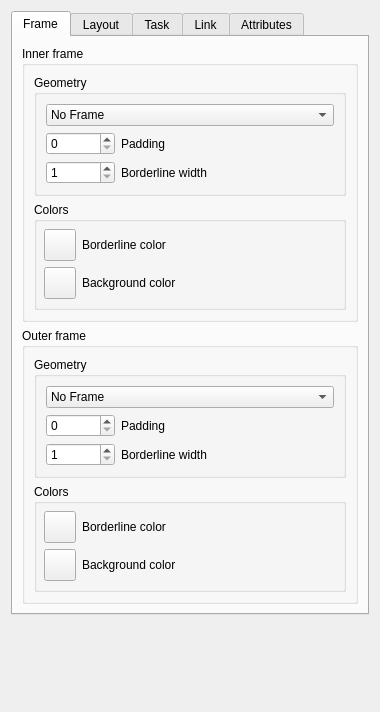
Old version of the form forms/branchpropeditor.ui in the repository insilmaril/vym.
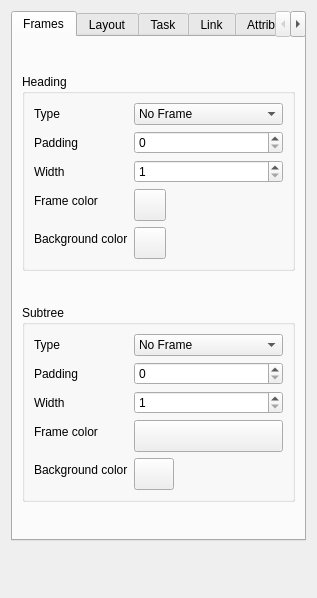
New version of the form.

Commit message: Cleaned up dialog for frames properties

```diff
--- a/forms/branchpropeditor.ui
+++ b/forms/branchpropeditor.ui
@@ -6,8 +6,8 @@
    <rect>
     <x>0</x>
     <y>0</y>
-    <width>380</width>
-    <height>712</height>
+    <width>317</width>
+    <height>598</height>
    </rect>
   </property>
   <property name="sizePolicy">
@@ -19,7 +19,7 @@
   <property name="windowTitle">
    <string>Branch Property Editor</string>
   </property>
-  <layout class="QVBoxLayout" name="verticalLayout_12">
+  <layout class="QVBoxLayout" name="verticalLayout_9">
    <item>
     <widget class="QTabWidget" name="tabWidget">
      <property name="currentIndex">
@@ -33,29 +33,85 @@
        </size>
       </property>
       <attribute name="title">
-       <string>Frame</string>
+       <string>Frames</string>
       </attribute>
-      <layout class="QVBoxLayout" name="verticalLayout_11">
+      <layout class="QVBoxLayout" name="verticalLayout_10">
        <item>
         <widget class="QGroupBox" name="innerFrameGroupBox">
+         <property name="sizePolicy">
+          <sizepolicy hsizetype="Expanding" vsizetype="Fixed">
+           <horstretch>0</horstretch>
+           <verstretch>0</verstretch>
+          </sizepolicy>
+         </property>
          <property name="title">
-          <string>Inner frame</string>
+          <string>Heading</string>
          </property>
-         <layout class="QVBoxLayout" name="verticalLayout_9">
+         <layout class="QFormLayout" name="formLayout_2">
+          <item row="0" column="0">
+           <widget class="QLabel" name="innerFrameTypeLabel">
+            <property name="text">
+             <string>Type</string>
+            </property>
+           </widget>
+          </item>
+          <item row="0" column="1">
+           <widget class="QComboBox" name="innerFrameTypeCombo">
+            <property name="sizePolicy">
+             <sizepolicy hsizetype="Minimum" vsizetype="Fixed">
+              <horstretch>0</horstretch>
+              <verstretch>0</verstretch>
+             </sizepolicy>
+            </property>
           <item>
-           <widget class="QGroupBox" name="innerFrameGeometryGroupBox">
-            <property name="title">
-             <string>Geometry</string>
-            </property>
-            <layout class="QGridLayout">
-             <item row="2" column="1" colspan="2">
+             <property name="text">
+              <string>No Frame</string>
+             </property>
+            </item>
+            <item>
+             <property name="text">
+              <string>Rectangle</string>
+             </property>
+            </item>
+            <item>
+             <property name="text">
+              <string>Rounded Rectangle</string>
+             </property>
+            </item>
+            <item>
+             <property name="text">
+              <string>Ellipse</string>
+             </property>
+            </item>
+            <item>
+             <property name="text">
+              <string>Cloud</string>
+             </property>
+            </item>
+           </widget>
+          </item>
+          <item row="1" column="0">
+           <widget class="QLabel" name="innerFramePaddingLabel">
+            <property name="text">
+             <string>Padding</string>
+            </property>
+           </widget>
+          </item>
+          <item row="1" column="1">
+           <widget class="QSpinBox" name="innerFramePaddingSpinBox">
+            <property name="maximum">
+             <number>50</number>
+            </property>
+           </widget>
+          </item>
+          <item row="2" column="0">
               <widget class="QLabel" name="innerFrameBorderLabel">
                <property name="text">
-                <string>Borderline width</string>
+             <string>Width</string>
                </property>
               </widget>
              </item>
-             <item row="2" column="0">
+          <item row="2" column="1">
               <widget class="QSpinBox" name="innerFrameWidthSpinBox">
                <property name="minimum">
                 <number>1</number>
@@ -65,131 +121,17 @@
                </property>
               </widget>
              </item>
-             <item row="1" column="0">
-              <widget class="QSpinBox" name="innerFramePaddingSpinBox">
-               <property name="maximum">
-                <number>50</number>
-               </property>
-              </widget>
-             </item>
-             <item row="1" column="1" colspan="2">
-              <widget class="QLabel" name="innerFramePaddingLabel">
-               <property name="text">
-                <string>Padding</string>
-               </property>
-              </widget>
-             </item>
-             <item row="0" column="0" colspan="4">
-              <widget class="QComboBox" name="innerFrameTypeCombo">
-               <property name="sizePolicy">
-                <sizepolicy hsizetype="Expanding" vsizetype="Fixed">
-                 <horstretch>0</horstretch>
-                 <verstretch>0</verstretch>
-                </sizepolicy>
-               </property>
-               <item>
-                <property name="text">
-                 <string>No Frame</string>
-                </property>
-               </item>
-               <item>
-                <property name="text">
-                 <string>Rectangle</string>
-                </property>
-               </item>
-               <item>
-                <property name="text">
-                 <string>Rounded Rectangle</string>
-                </property>
-               </item>
-               <item>
-                <property name="text">
-                 <string>Ellipse</string>
-                </property>
-               </item>
-               <item>
-                <property name="text">
-                 <string>Cloud</string>
-                </property>
-               </item>
-              </widget>
-             </item>
-            </layout>
-           </widget>
-          </item>
-          <item>
-           <widget class="QGroupBox" name="innerFrameColorGroupBox">
-            <property name="sizePolicy">
-             <sizepolicy hsizetype="Expanding" vsizetype="Preferred">
-              <horstretch>0</horstretch>
-              <verstretch>0</verstretch>
-             </sizepolicy>
-            </property>
-            <property name="title">
-             <string>Colors</string>
-            </property>
-            <layout class="QGridLayout">
-             <property name="leftMargin">
-              <number>7</number>
-             </property>
-             <property name="topMargin">
-              <number>7</number>
-             </property>
-             <property name="rightMargin">
-              <number>7</number>
-             </property>
-             <property name="bottomMargin">
-              <number>7</number>
-             </property>
-             <property name="spacing">
-              <number>6</number>
-             </property>
-             <item row="1" column="0">
-              <widget class="QPushButton" name="innerFrameBrushColorButton">
-               <property name="minimumSize">
-                <size>
-                 <width>32</width>
-                 <height>32</height>
-                </size>
-               </property>
-               <property name="maximumSize">
-                <size>
-                 <width>20</width>
-                 <height>16777215</height>
-                </size>
-               </property>
-               <property name="text">
-                <string/>
-               </property>
-              </widget>
-             </item>
-             <item row="0" column="1">
-              <widget class="QLabel" name="innerFramePenColorLabelDesc">
-               <property name="sizePolicy">
-                <sizepolicy hsizetype="Expanding" vsizetype="Preferred">
-                 <horstretch>0</horstretch>
-                 <verstretch>0</verstretch>
-                </sizepolicy>
-               </property>
-               <property name="text">
-                <string>Borderline color</string>
-               </property>
-               <property name="buddy">
-                <cstring>innerFramePenColorButton</cstring>
-               </property>
-              </widget>
-             </item>
-             <item row="1" column="1">
+          <item row="3" column="0">
               <widget class="QLabel" name="innerFrameBrushColorLabelDesc">
                <property name="text">
-                <string>Background color</string>
+             <string>Frame color</string>
                </property>
                <property name="buddy">
                 <cstring>innerFrameBrushColorButton</cstring>
                </property>
               </widget>
              </item>
-             <item row="0" column="0">
+          <item row="3" column="1">
               <widget class="QPushButton" name="innerFramePenColorButton">
                <property name="minimumSize">
                 <size>
@@ -208,7 +150,39 @@
                </property>
               </widget>
              </item>
-            </layout>
+          <item row="4" column="0">
+           <widget class="QLabel" name="innerFramePenColorLabelDesc">
+            <property name="sizePolicy">
+             <sizepolicy hsizetype="Expanding" vsizetype="Preferred">
+              <horstretch>0</horstretch>
+              <verstretch>0</verstretch>
+             </sizepolicy>
+            </property>
+            <property name="text">
+             <string>Background color</string>
+            </property>
+            <property name="buddy">
+             <cstring>innerFramePenColorButton</cstring>
+            </property>
+           </widget>
+          </item>
+          <item row="4" column="1">
+           <widget class="QPushButton" name="innerFrameBrushColorButton">
+            <property name="minimumSize">
+             <size>
+              <width>32</width>
+              <height>32</height>
+             </size>
+            </property>
+            <property name="maximumSize">
+             <size>
+              <width>20</width>
+              <height>16777215</height>
+             </size>
+            </property>
+            <property name="text">
+             <string/>
+            </property>
            </widget>
           </item>
          </layout>
@@ -216,24 +190,37 @@
        </item>
        <item>
         <widget class="QGroupBox" name="outerFrameGroupBox">
-         <property name="title">
-          <string>Outer frame</string>
+         <property name="sizePolicy">
+          <sizepolicy hsizetype="Expanding" vsizetype="Fixed">
+           <horstretch>0</horstretch>
+           <verstretch>0</verstretch>
+          </sizepolicy>
          </property>
-         <layout class="QVBoxLayout" name="verticalLayout_10">
-          <item>
-           <widget class="QGroupBox" name="outerFrameGeometryBox">
             <property name="title">
-             <string>Geometry</string>
-            </property>
-            <layout class="QGridLayout" name="_2">
-             <item row="0" column="0" colspan="4">
+          <string>Subtree</string>
+         </property>
+         <layout class="QFormLayout" name="formLayout">
+          <item row="0" column="0">
+           <widget class="QLabel" name="outerFrameTypeLabel">
+            <property name="text">
+             <string>Type</string>
+            </property>
+           </widget>
+          </item>
+          <item row="0" column="1">
               <widget class="QComboBox" name="outerFrameTypeCombo">
                <property name="sizePolicy">
-                <sizepolicy hsizetype="Expanding" vsizetype="Fixed">
+             <sizepolicy hsizetype="Minimum" vsizetype="Fixed">
                  <horstretch>0</horstretch>
                  <verstretch>0</verstretch>
                 </sizepolicy>
                </property>
+            <property name="minimumSize">
+             <size>
+              <width>0</width>
+              <height>0</height>
+             </size>
+            </property>
                <item>
                 <property name="text">
                  <string>No Frame</string>
@@ -261,87 +248,38 @@
                </item>
               </widget>
              </item>
-             <item row="1" column="0">
+          <item row="2" column="0">
+           <widget class="QLabel" name="outerFramePaddingLabel">
+            <property name="text">
+             <string>Padding</string>
+            </property>
+           </widget>
+          </item>
+          <item row="2" column="1">
               <widget class="QSpinBox" name="outerFramePaddingSpinBox">
                <property name="maximum">
                 <number>50</number>
                </property>
               </widget>
              </item>
-             <item row="2" column="0">
-              <widget class="QSpinBox" name="outerFrameWidthSpinBox">
-               <property name="minimum">
-                <number>1</number>
-               </property>
-               <property name="maximum">
-                <number>20</number>
-               </property>
-              </widget>
-             </item>
-             <item row="2" column="1" colspan="2">
+          <item row="3" column="0">
               <widget class="QLabel" name="outerFrameBorderLabel">
                <property name="text">
-                <string>Borderline width</string>
+             <string>Width</string>
                </property>
               </widget>
              </item>
-             <item row="1" column="1" colspan="2">
-              <widget class="QLabel" name="outerFramePaddingLabel">
-               <property name="text">
-                <string>Padding</string>
-               </property>
-              </widget>
-             </item>
-            </layout>
-           </widget>
-          </item>
-          <item>
-           <widget class="QGroupBox" name="outerFrameColorGroupBox">
-            <property name="sizePolicy">
-             <sizepolicy hsizetype="Expanding" vsizetype="Preferred">
-              <horstretch>0</horstretch>
-              <verstretch>0</verstretch>
-             </sizepolicy>
+          <item row="3" column="1">
+           <widget class="QSpinBox" name="outerFrameWidthSpinBox">
+            <property name="minimum">
+             <number>1</number>
+            </property>
+            <property name="maximum">
+             <number>20</number>
             </property>
-            <property name="title">
-             <string>Colors</string>
-            </property>
-            <layout class="QGridLayout" name="_3">
-             <property name="leftMargin">
-              <number>7</number>
-             </property>
-             <property name="topMargin">
-              <number>7</number>
-             </property>
-             <property name="rightMargin">
-              <number>7</number>
-             </property>
-             <property name="bottomMargin">
-              <number>7</number>
-             </property>
-             <property name="spacing">
-              <number>6</number>
-             </property>
-             <item row="1" column="0">
-              <widget class="QPushButton" name="outerFrameBrushColorButton">
-               <property name="minimumSize">
-                <size>
-                 <width>32</width>
-                 <height>32</height>
-                </size>
-               </property>
-               <property name="maximumSize">
-                <size>
-                 <width>20</width>
-                 <height>16777215</height>
-                </size>
-               </property>
-               <property name="text">
-                <string/>
-               </property>
-              </widget>
-             </item>
-             <item row="0" column="1">
+           </widget>
+          </item>
+          <item row="4" column="0">
               <widget class="QLabel" name="outerFramePenColorLabelDesc">
                <property name="sizePolicy">
                 <sizepolicy hsizetype="Expanding" vsizetype="Preferred">
@@ -350,25 +288,21 @@
                 </sizepolicy>
                </property>
                <property name="text">
-                <string>Borderline color</string>
+             <string>Frame color</string>
                </property>
                <property name="buddy">
                 <cstring>innerFramePenColorButton</cstring>
                </property>
               </widget>
              </item>
-             <item row="1" column="1">
-              <widget class="QLabel" name="outerFrameBrushColorLabelDesc">
-               <property name="text">
-                <string>Background color</string>
-               </property>
-               <property name="buddy">
-                <cstring>innerFrameBrushColorButton</cstring>
-               </property>
-              </widget>
-             </item>
-             <item row="0" column="0">
+          <item row="4" column="1">
               <widget class="QPushButton" name="outerFramePenColorButton">
+            <property name="sizePolicy">
+             <sizepolicy hsizetype="Minimum" vsizetype="Fixed">
+              <horstretch>0</horstretch>
+              <verstretch>0</verstretch>
+             </sizepolicy>
+            </property>
                <property name="minimumSize">
                 <size>
                  <width>32</width>
@@ -377,7 +311,7 @@
                </property>
                <property name="maximumSize">
                 <size>
-                 <width>20</width>
+              <width>16777215</width>
                  <height>16777215</height>
                 </size>
                </property>
@@ -386,7 +320,39 @@
                </property>
               </widget>
              </item>
-            </layout>
+          <item row="5" column="0">
+           <widget class="QLabel" name="outerFrameBrushColorLabelDesc">
+            <property name="text">
+             <string>Background color</string>
+            </property>
+            <property name="buddy">
+             <cstring>innerFrameBrushColorButton</cstring>
+            </property>
+           </widget>
+          </item>
+          <item row="5" column="1">
+           <widget class="QPushButton" name="outerFrameBrushColorButton">
+            <property name="sizePolicy">
+             <sizepolicy hsizetype="Maximum" vsizetype="Fixed">
+              <horstretch>0</horstretch>
+              <verstretch>0</verstretch>
+             </sizepolicy>
+            </property>
+            <property name="minimumSize">
+             <size>
+              <width>32</width>
+              <height>32</height>
+             </size>
+            </property>
+            <property name="maximumSize">
+             <size>
+              <width>16777215</width>
+              <height>16777215</height>
+             </size>
+            </property>
+            <property name="text">
+             <string/>
+            </property>
            </widget>
           </item>
          </layout>
@@ -482,9 +448,6 @@
               </layout>
              </widget>
             </item>
-           </layout>
-          </widget>
-         </item>
          <item>
           <widget class="QGroupBox" name="childrenImagesGroupBox">
            <property name="sizePolicy">
@@ -573,6 +536,9 @@
           </widget>
          </item>
         </layout>
+          </widget>
+         </item>
+        </layout>
        </item>
        <item>
         <widget class="QLabel" name="rotationHeadingLabel">
@@ -773,7 +739,7 @@
        <item>
         <widget class="QCheckBox" name="hideLinkIfUnselected">
          <property name="text">
-          <string>Hide link if unselected</string>
+          <string>Hide link to parent if unselected</string>
          </property>
         </widget>
        </item>
@@ -858,7 +824,7 @@
      <property name="sizeHint" stdset="0">
       <size>
        <width>20</width>
-       <height>40</height>
+       <height>78</height>
       </size>
      </property>
     </spacer>
```
Lines whose indentation alone changed are shown as unchanged. The commit also changes 1 other file.
